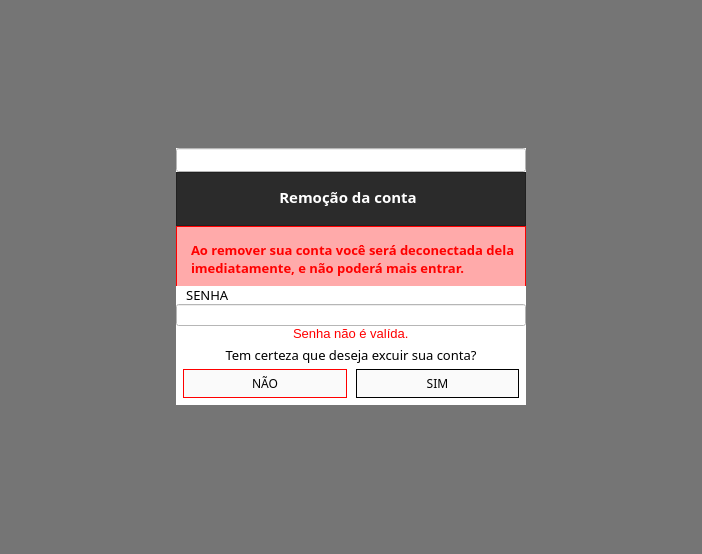
Qt form excluir_conta.ui (ryanbsdeveloper/app-desktop-caltec) before a commit.
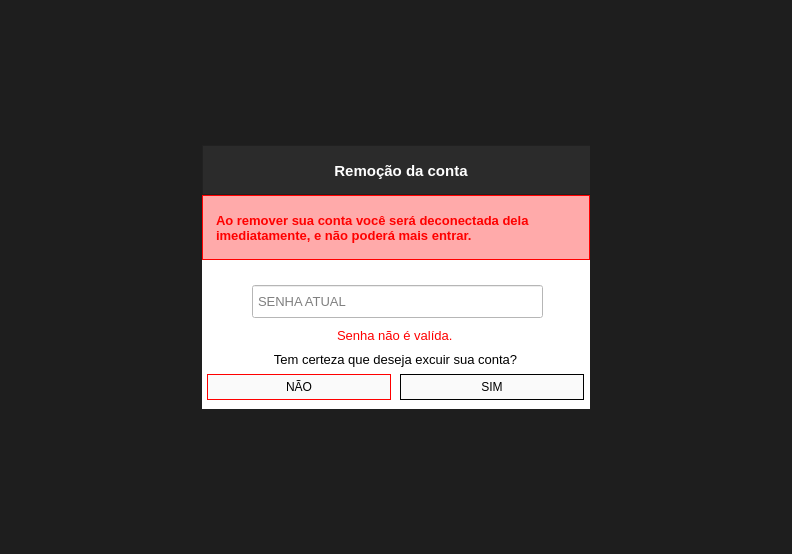
The same form after that commit. Icons and pictures are not drawn.

What changed in the file:
```diff
--- a/excluir_conta.ui
+++ b/excluir_conta.ui
@@ -6,7 +6,7 @@
    <rect>
     <x>0</x>
     <y>0</y>
-    <width>702</width>
+    <width>792</width>
     <height>554</height>
    </rect>
   </property>
@@ -17,6 +17,9 @@
    <iconset resource="Resources/resources.qrc">
     <normaloff>:/icons/logo.ico</normaloff>:/icons/logo.ico</iconset>
   </property>
+  <property name="styleSheet">
+   <string notr="true">background-color: rgba(0, 0, 0, 130);</string>
+  </property>
   <property name="modal">
    <bool>true</bool>
   </property>
@@ -38,6 +41,11 @@
    </property>
    <item>
     <widget class="QFrame" name="frame">
+     <property name="font">
+      <font>
+       <family>Segoe UI</family>
+      </font>
+     </property>
      <property name="styleSheet">
       <string notr="true">background-color: rgba(0, 0, 0, 130);</string>
      </property>
@@ -52,10 +60,15 @@
        <widget class="QFrame" name="frame_13">
         <property name="maximumSize">
          <size>
-          <width>350</width>
-          <height>257</height>
+          <width>388</width>
+          <height>264</height>
          </size>
         </property>
+        <property name="font">
+         <font>
+          <family>Segoe UI</family>
+         </font>
+        </property>
         <property name="styleSheet">
          <string notr="true">background-color: rgb(255, 255, 255);</string>
         </property>
@@ -65,49 +78,32 @@
         <property name="frameShadow">
          <enum>QFrame::Raised</enum>
         </property>
-        <layout class="QVBoxLayout" name="verticalLayout_11">
-         <property name="spacing">
-          <number>0</number>
-         </property>
-         <property name="leftMargin">
-          <number>0</number>
-         </property>
-         <property name="topMargin">
-          <number>0</number>
-         </property>
-         <property name="rightMargin">
-          <number>0</number>
-         </property>
-         <property name="bottomMargin">
-          <number>7</number>
-         </property>
-         <item>
-          <widget class="QLineEdit" name="input_senha_atual">
-           <property name="minimumSize">
-            <size>
-             <width>1</width>
-             <height>0</height>
-            </size>
-           </property>
-           <property name="styleSheet">
-            <string notr="true">QLineEdit{padding:3px}
-QLineEdit:focus{
-border:1px solid rgb(67, 202, 0)
-}</string>
-           </property>
-           <property name="echoMode">
-            <enum>QLineEdit::Password</enum>
-           </property>
-          </widget>
-         </item>
-         <item>
           <widget class="QFrame" name="frame_3">
+         <property name="geometry">
+          <rect>
+           <x>0</x>
+           <y>0</y>
+           <width>391</width>
+           <height>50</height>
+          </rect>
+         </property>
            <property name="minimumSize">
             <size>
              <width>0</width>
              <height>50</height>
             </size>
            </property>
+         <property name="maximumSize">
+          <size>
+           <width>16777215</width>
+           <height>50</height>
+          </size>
+         </property>
+         <property name="font">
+          <font>
+           <family>Segoe UI</family>
+          </font>
+         </property>
            <property name="styleSheet">
             <string notr="true">background-color: rgb(43, 43, 43);</string>
            </property>
@@ -120,15 +116,15 @@
            <widget class="QLabel" name="label_2">
             <property name="geometry">
              <rect>
-              <x>100</x>
-              <y>16</y>
+            <x>127</x>
+            <y>17</y>
               <width>144</width>
               <height>18</height>
              </rect>
             </property>
             <property name="font">
              <font>
-              <family>Century Gothic</family>
+            <family>Segoe UI</family>
               <pointsize>11</pointsize>
               <weight>75</weight>
               <bold>true</bold>
@@ -147,12 +143,20 @@
            <widget class="QPushButton" name="pushButton">
             <property name="geometry">
              <rect>
-              <x>314</x>
-              <y>15</y>
+            <x>341</x>
+            <y>16</y>
               <width>20</width>
               <height>20</height>
              </rect>
             </property>
+          <property name="font">
+           <font>
+            <family>Segoe UI</family>
+           </font>
+          </property>
+          <property name="cursor">
+           <cursorShape>PointingHandCursor</cursorShape>
+          </property>
             <property name="styleSheet">
              <string notr="true">border:0</string>
             </property>
@@ -171,100 +175,32 @@
             </property>
            </widget>
           </widget>
-         </item>
-         <item>
-          <widget class="QFrame" name="frame_4">
-           <property name="minimumSize">
-            <size>
-             <width>0</width>
-             <height>74</height>
-            </size>
-           </property>
-           <property name="maximumSize">
-            <size>
-             <width>16777215</width>
-             <height>100</height>
-            </size>
-           </property>
-           <property name="font">
-            <font>
-             <family>Mudir MT</family>
-             <pointsize>9</pointsize>
-            </font>
-           </property>
-           <property name="frameShape">
-            <enum>QFrame::NoFrame</enum>
-           </property>
-           <property name="frameShadow">
-            <enum>QFrame::Raised</enum>
-           </property>
-           <layout class="QVBoxLayout" name="verticalLayout_2">
-            <property name="spacing">
-             <number>0</number>
-            </property>
-            <property name="leftMargin">
-             <number>0</number>
-            </property>
-            <property name="topMargin">
-             <number>0</number>
-            </property>
-            <property name="rightMargin">
-             <number>0</number>
-            </property>
-            <property name="bottomMargin">
-             <number>0</number>
-            </property>
-            <item>
-             <widget class="QLabel" name="label_3">
-              <property name="minimumSize">
-               <size>
-                <width>197</width>
-                <height>65</height>
-               </size>
-              </property>
-              <property name="font">
-               <font>
-                <family>Century Gothic</family>
-                <pointsize>10</pointsize>
-                <weight>75</weight>
-                <bold>true</bold>
-               </font>
-              </property>
-              <property name="styleSheet">
-               <string notr="true">color: rgb(255, 0, 0);
-background-color: rgb(255, 170, 170);
-border:1px solid red;
-padding:10px</string>
-              </property>
-              <property name="text">
-               <string>Ao remover sua conta você será deconectada dela imediatamente, e não poderá mais entrar.</string>
-              </property>
-              <property name="wordWrap">
-               <bool>true</bool>
-              </property>
-             </widget>
-            </item>
-            <item>
-             <widget class="QLabel" name="label_4">
-              <property name="font">
-               <font>
-                <family>Century Gothic</family>
-                <pointsize>10</pointsize>
-               </font>
-              </property>
-              <property name="text">
-               <string>   SENHA</string>
-              </property>
-             </widget>
-            </item>
-            <item>
-             <widget class="QLineEdit" name="lineEdit_2"/>
-            </item>
-           </layout>
-          </widget>
-         </item>
-         <item>
           <widget class="QFrame" name="frame_2">
+         <property name="geometry">
+          <rect>
+           <x>-2</x>
+           <y>180</y>
+           <width>391</width>
+           <height>75</height>
+          </rect>
+         </property>
+         <property name="minimumSize">
+          <size>
+           <width>0</width>
+           <height>64</height>
+          </size>
+         </property>
+         <property name="maximumSize">
+          <size>
+           <width>16777215</width>
+           <height>139</height>
+          </size>
+         </property>
+         <property name="font">
+          <font>
+           <family>Segoe UI</family>
+          </font>
+         </property>
            <property name="frameShape">
             <enum>QFrame::NoFrame</enum>
            </property>
@@ -294,7 +230,7 @@
              <widget class="QPushButton" name="sim">
               <property name="font">
                <font>
-                <family>Century Gothic</family>
+              <family>Segoe UI</family>
                 <pointsize>9</pointsize>
                </font>
               </property>
@@ -316,7 +252,7 @@
              <widget class="QPushButton" name="nao">
               <property name="font">
                <font>
-                <family>Century Gothic</family>
+              <family>Segoe UI</family>
                 <pointsize>9</pointsize>
                </font>
               </property>
@@ -334,32 +270,11 @@
               </property>
              </widget>
             </item>
-            <item row="2" column="0" colspan="2">
-             <widget class="QLabel" name="label">
-              <property name="maximumSize">
-               <size>
-                <width>16777215</width>
-                <height>50</height>
-               </size>
-              </property>
-              <property name="font">
-               <font>
-                <family>Century Gothic</family>
-                <pointsize>10</pointsize>
-               </font>
-              </property>
-              <property name="text">
-               <string>Tem certeza que deseja excuir sua conta?</string>
-              </property>
-              <property name="alignment">
-               <set>Qt::AlignCenter</set>
-              </property>
-             </widget>
-            </item>
             <item row="1" column="0" colspan="2" alignment="Qt::AlignHCenter">
              <widget class="QLabel" name="text_info">
               <property name="font">
                <font>
+              <family>Segoe UI</family>
                 <pointsize>10</pointsize>
                </font>
               </property>
@@ -371,10 +286,109 @@
               </property>
              </widget>
             </item>
-           </layout>
+          <item row="2" column="0" colspan="2">
+           <widget class="QLabel" name="label">
+            <property name="maximumSize">
+             <size>
+              <width>16777215</width>
+              <height>50</height>
+             </size>
+            </property>
+            <property name="font">
+             <font>
+              <family>Segoe UI</family>
+              <pointsize>10</pointsize>
+             </font>
+            </property>
+            <property name="text">
+             <string>Tem certeza que deseja excuir sua conta?</string>
+            </property>
+            <property name="alignment">
+             <set>Qt::AlignCenter</set>
+            </property>
           </widget>
          </item>
         </layout>
+        </widget>
+        <widget class="QLabel" name="label_3">
+         <property name="geometry">
+          <rect>
+           <x>0</x>
+           <y>50</y>
+           <width>388</width>
+           <height>65</height>
+          </rect>
+         </property>
+         <property name="minimumSize">
+          <size>
+           <width>197</width>
+           <height>65</height>
+          </size>
+         </property>
+         <property name="maximumSize">
+          <size>
+           <width>16777215</width>
+           <height>65</height>
+          </size>
+         </property>
+         <property name="font">
+          <font>
+           <family>Segoe UI</family>
+           <pointsize>10</pointsize>
+           <weight>75</weight>
+           <bold>true</bold>
+          </font>
+         </property>
+         <property name="styleSheet">
+          <string notr="true">color: rgb(255, 0, 0);
+background-color: rgb(255, 170, 170);
+border:1px solid red;
+padding:10px</string>
+         </property>
+         <property name="text">
+          <string>Ao remover sua conta você será deconectada dela imediatamente, e não poderá mais entrar.</string>
+         </property>
+         <property name="wordWrap">
+          <bool>true</bool>
+         </property>
+        </widget>
+        <widget class="QLineEdit" name="lineEdit">
+         <property name="geometry">
+          <rect>
+           <x>50</x>
+           <y>140</y>
+           <width>291</width>
+           <height>33</height>
+          </rect>
+         </property>
+         <property name="minimumSize">
+          <size>
+           <width>0</width>
+           <height>30</height>
+          </size>
+         </property>
+         <property name="maximumSize">
+          <size>
+           <width>16777215</width>
+           <height>35</height>
+          </size>
+         </property>
+         <property name="font">
+          <font>
+           <family>Segoe UI</family>
+           <pointsize>10</pointsize>
+          </font>
+         </property>
+         <property name="styleSheet">
+          <string notr="true">QLineEdit{padding:3px}
+QLineEdit:focus{
+border:1px solid rgb(67, 202, 0)
+}</string>
+         </property>
+         <property name="placeholderText">
+          <string>SENHA ATUAL</string>
+         </property>
+        </widget>
        </widget>
       </item>
      </layout>
```
Left out of the diff: 6 changed lines with no effect on the pictures. Lines whose indentation alone changed are shown as unchanged.
